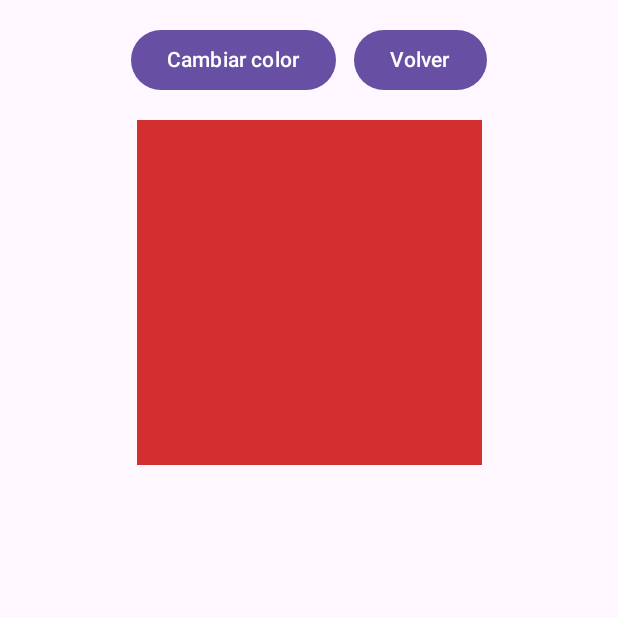
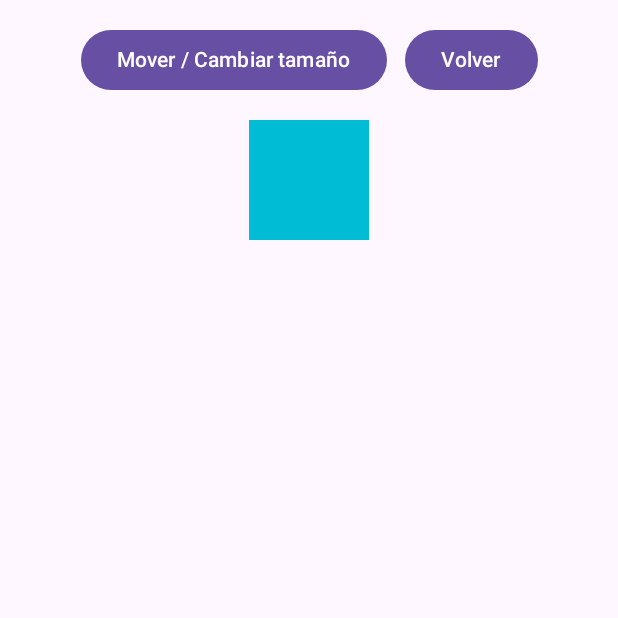
Before and after one commit to AlonsoSam/Lab13Moviles, an Android app built with Jetpack Compose: the screen it shows after launch (MainActivity), on a phone screen of 412 x 824 dp, the top half of it. Run offline under Robolectric (Android 15) with nearby library versions, the phone set to English and light mode, and no system bars.

Commit message:
Ejercicio 3 animateDpAsState

```diff
--- a/app/src/main/java/com/example/lab13/MainActivity.kt
+++ b/app/src/main/java/com/example/lab13/MainActivity.kt
@@ -7,20 +7,21 @@ import androidx.compose.foundation.layout.fillMaxSize
 import androidx.compose.material3.MaterialTheme
 import androidx.compose.material3.Surface
 import androidx.compose.ui.Modifier
-import com.example.lab13.ui.theme.AnimatedVisibility
-import com.example.lab13.ui.theme.AnimateColor
+// import com.example.lab13.ui.theme.AnimatedVisibility
+// import com.example.lab13.ui.theme.AnimateColor
+import com.example.lab13.ui.theme.SizePosition
 
 
 class MainActivity : ComponentActivity() {
     override fun onCreate(savedInstanceState: Bundle?) {
         super.onCreate(savedInstanceState)
         setContent {
-                Surface(
-                    modifier = Modifier.fillMaxSize(),
-                    color = MaterialTheme.colorScheme.background
-                ) {
-                    AnimateColor(onBack = {})
-                }
+            Surface(
+                modifier = Modifier.fillMaxSize(),
+                color = MaterialTheme.colorScheme.background
+            ) {
+                SizePosition(onBack = {})
             }
         }
     }
+}
--- /dev/null
+++ b/app/src/main/java/com/example/lab13/ui/theme/SizePosition.kt
@@ -0,0 +1,56 @@
+package com.example.lab13.ui.theme
+
+import androidx.compose.animation.core.animateDpAsState
+import androidx.compose.animation.core.tween
+import androidx.compose.foundation.background
+import androidx.compose.foundation.layout.*
+import androidx.compose.material3.Button
+import androidx.compose.material3.Text
+import androidx.compose.runtime.*
+import androidx.compose.ui.Alignment
+import androidx.compose.ui.Modifier
+import androidx.compose.ui.graphics.Color
+import androidx.compose.ui.unit.dp
+
+@Composable
+fun SizePosition(onBack: () -> Unit) {
+
+    var moved by remember { mutableStateOf(false) }
+
+    val animatedSize by animateDpAsState(
+        targetValue = if (moved) 250.dp else 80.dp,
+        animationSpec = tween(750),
+        label = "sizeAnim"
+    )
+
+    val animatedOffset by animateDpAsState(
+        targetValue = if (moved) 150.dp else 0.dp,
+        animationSpec = tween(750),
+        label = "offsetAnim"
+    )
+
+    Column(
+        Modifier
+            .fillMaxSize()
+            .padding(16.dp),
+        verticalArrangement = Arrangement.spacedBy(16.dp),
+        horizontalAlignment = Alignment.CenterHorizontally
+    ) {
+
+        Row(horizontalArrangement = Arrangement.spacedBy(12.dp)) {
+            Button(onClick = { moved = !moved }) {
+                Text("Mover / Cambiar tamaño")
+            }
+            Button(onClick = onBack) {
+                Text("Volver")
+            }
+        }
+
+        Box(
+            modifier = Modifier
+                .offset(x = animatedOffset, y = animatedOffset)
+                .size(animatedSize)
+                .background(Color(0xFF00BCD4))
+        )
+    }
+}
```
